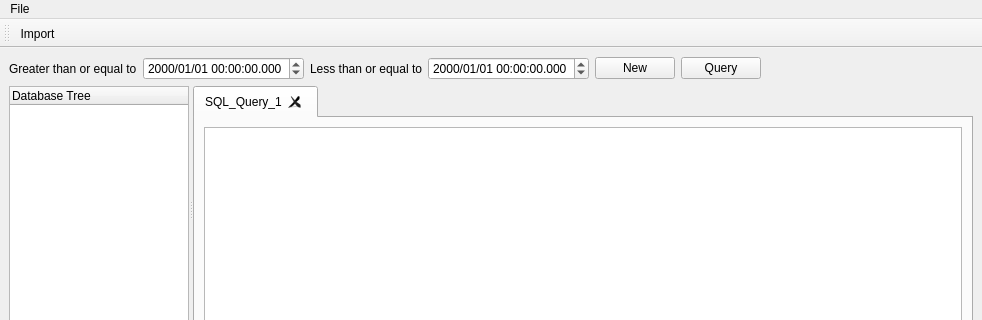
Above: resource/ui/Main.ui from XOB-CN/LogTools before the change; both pictures show x 0 to 982 and y 0 to 320 of the 982 by 800 pixel window. Below: the same form after it.
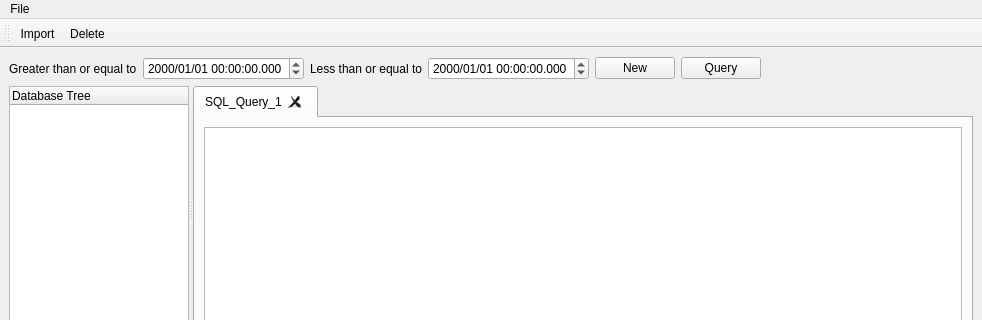
That is the form after the change.

The edit to the form file:
```diff
--- a/resource/ui/Main.ui
+++ b/resource/ui/Main.ui
@@ -207,6 +207,7 @@
     <bool>false</bool>
    </attribute>
    <addaction name="actionImport"/>
+   <addaction name="actionDelete"/>
   </widget>
   <widget class="QStatusBar" name="statusBar"/>
   <action name="actionImport">
@@ -220,6 +221,11 @@
     <string>Import</string>
    </property>
   </action>
+  <action name="actionDelete">
+   <property name="text">
+    <string>Delete</string>
+   </property>
+  </action>
  </widget>
  <resources/>
  <connections>
```
Left out of the diff: 35 changed lines with no effect on the pictures.
